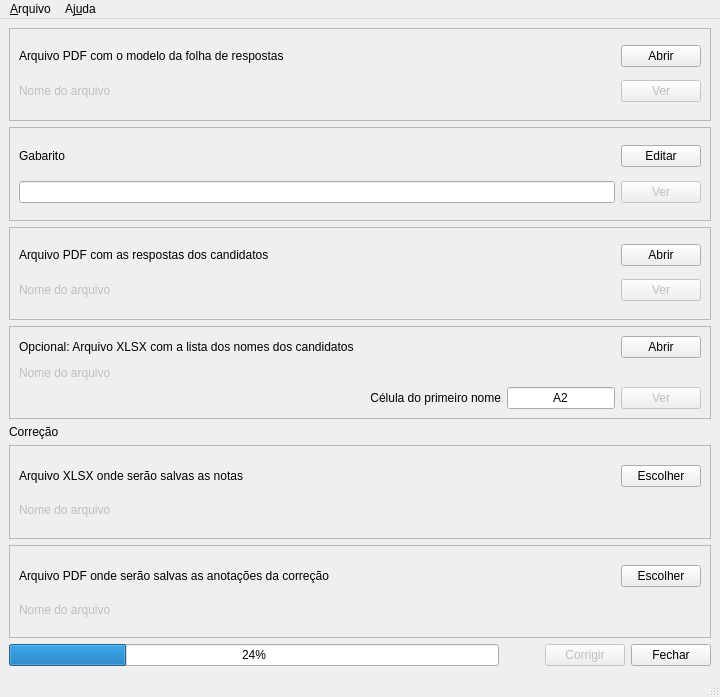
Qt form corretor/ui/form_main_window.ui (luis-dafonseca/CorretorENA) before a commit.
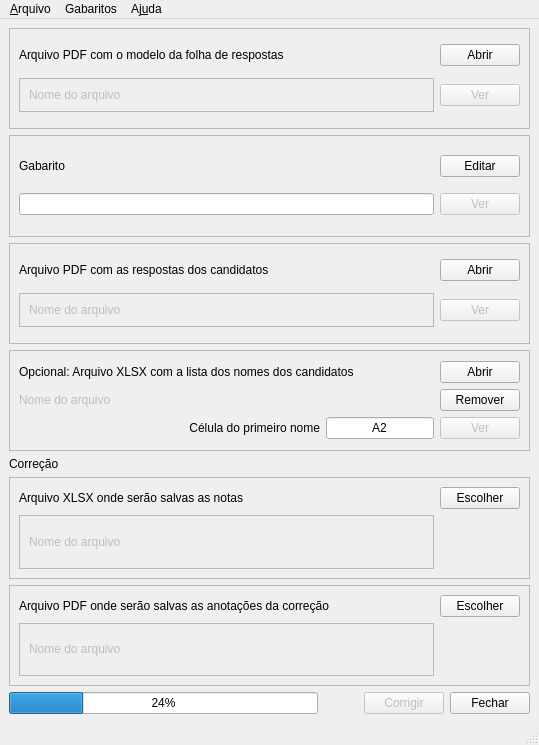
The same form after that commit.

Commit message: Agrupando os parâmetros globais no módulo ena_param. Criando o menu com os gabaritos dos ENAs anteriores. Padronizando o uso das aspas.

What changed in the file:
```diff
--- a/corretor/ui/form_main_window.ui
+++ b/corretor/ui/form_main_window.ui
@@ -6,8 +6,8 @@
    <rect>
     <x>0</x>
     <y>0</y>
-    <width>720</width>
-    <height>697</height>
+    <width>539</width>
+    <height>745</height>
    </rect>
   </property>
   <property name="sizePolicy">
@@ -104,12 +104,27 @@
        </item>
        <item row="0" column="0">
         <widget class="QLabel" name="labelOutputGrades">
+         <property name="sizePolicy">
+          <sizepolicy hsizetype="Preferred" vsizetype="Preferred">
+           <horstretch>4</horstretch>
+           <verstretch>0</verstretch>
+          </sizepolicy>
+         </property>
          <property name="text">
           <string>Arquivo XLSX onde serão salvas as notas</string>
          </property>
         </widget>
        </item>
        <item row="1" column="0">
+        <widget class="QFrame" name="frame_3">
+         <property name="frameShape">
+          <enum>QFrame::StyledPanel</enum>
+         </property>
+         <property name="frameShadow">
+          <enum>QFrame::Raised</enum>
+         </property>
+         <layout class="QGridLayout" name="gridLayout_8">
+          <item row="0" column="0">
         <widget class="QLabel" name="labelOutputGradesFileName">
          <property name="enabled">
           <bool>false</bool>
@@ -128,6 +143,9 @@
       </layout>
      </widget>
     </item>
+      </layout>
+     </widget>
+    </item>
     <item row="3" column="0">
      <widget class="QFrame" name="frameNames">
       <property name="frameShape">
@@ -243,6 +261,13 @@
            </item>
           </layout>
          </item>
+         <item row="2" column="1">
+          <widget class="QPushButton" name="pushButtonNamesRemove">
+           <property name="text">
+            <string>Remover</string>
+           </property>
+          </widget>
+         </item>
         </layout>
        </item>
       </layout>
@@ -286,22 +311,6 @@
          </property>
         </widget>
        </item>
-       <item row="1" column="0">
-        <widget class="QLabel" name="labelOutputAnnotationsFileName">
-         <property name="enabled">
-          <bool>false</bool>
-         </property>
-         <property name="sizePolicy">
-          <sizepolicy hsizetype="Preferred" vsizetype="Fixed">
-           <horstretch>0</horstretch>
-           <verstretch>0</verstretch>
-          </sizepolicy>
-         </property>
-         <property name="text">
-          <string>Nome do arquivo</string>
-         </property>
-        </widget>
-       </item>
        <item row="0" column="0">
         <widget class="QLabel" name="labelOutputAnnotations">
          <property name="sizePolicy">
@@ -315,6 +324,34 @@
          </property>
         </widget>
        </item>
+       <item row="1" column="0">
+        <widget class="QFrame" name="frame_4">
+         <property name="frameShape">
+          <enum>QFrame::StyledPanel</enum>
+         </property>
+         <property name="frameShadow">
+          <enum>QFrame::Raised</enum>
+         </property>
+         <layout class="QGridLayout" name="gridLayout_10">
+          <item row="0" column="0">
+           <widget class="QLabel" name="labelOutputAnnotationsFileName">
+            <property name="enabled">
+             <bool>false</bool>
+            </property>
+            <property name="sizePolicy">
+             <sizepolicy hsizetype="Preferred" vsizetype="Fixed">
+              <horstretch>0</horstretch>
+              <verstretch>0</verstretch>
+             </sizepolicy>
+            </property>
+            <property name="text">
+             <string>Nome do arquivo</string>
+            </property>
+           </widget>
+          </item>
+         </layout>
+        </widget>
+       </item>
       </layout>
      </widget>
     </item>
@@ -327,22 +364,6 @@
        <enum>QFrame::Raised</enum>
       </property>
       <layout class="QGridLayout" name="gridLayout_12">
-       <item row="1" column="1">
-        <widget class="QPushButton" name="pushButtonModelShow">
-         <property name="enabled">
-          <bool>false</bool>
-         </property>
-         <property name="toolTip">
-          <string>Exibe o modelo da folha de respostas com as marcações para a correção</string>
-         </property>
-         <property name="statusTip">
-          <string>Exibe o modelo da folha de respostas com as marcações para a correção</string>
-         </property>
-         <property name="text">
-          <string>Ver</string>
-         </property>
-        </widget>
-       </item>
        <item row="0" column="0">
         <widget class="QLabel" name="labelModel">
          <property name="sizePolicy">
@@ -357,6 +378,15 @@
         </widget>
        </item>
        <item row="1" column="0">
+        <widget class="QFrame" name="frame">
+         <property name="frameShape">
+          <enum>QFrame::StyledPanel</enum>
+         </property>
+         <property name="frameShadow">
+          <enum>QFrame::Raised</enum>
+         </property>
+         <layout class="QGridLayout" name="gridLayout_6">
+          <item row="0" column="0">
         <widget class="QLabel" name="labelModelFileName">
          <property name="enabled">
           <bool>false</bool>
@@ -364,6 +394,12 @@
          <property name="text">
           <string>Nome do arquivo</string>
          </property>
+            <property name="wordWrap">
+             <bool>false</bool>
+            </property>
+           </widget>
+          </item>
+         </layout>
         </widget>
        </item>
        <item row="0" column="1">
@@ -379,6 +415,22 @@
          </property>
         </widget>
        </item>
+       <item row="1" column="1">
+        <widget class="QPushButton" name="pushButtonModelShow">
+         <property name="enabled">
+          <bool>false</bool>
+         </property>
+         <property name="toolTip">
+          <string>Exibe o modelo da folha de respostas com as marcações para a correção</string>
+         </property>
+         <property name="statusTip">
+          <string>Exibe o modelo da folha de respostas com as marcações para a correção</string>
+         </property>
+         <property name="text">
+          <string>Ver</string>
+         </property>
+        </widget>
+       </item>
       </layout>
      </widget>
     </item>
@@ -455,33 +507,16 @@
        <enum>QFrame::Raised</enum>
       </property>
       <layout class="QGridLayout" name="gridLayout_14">
-       <item row="0" column="0">
-        <widget class="QLabel" name="labelAnswers">
-         <property name="sizePolicy">
-          <sizepolicy hsizetype="Preferred" vsizetype="Preferred">
-           <horstretch>4</horstretch>
-           <verstretch>0</verstretch>
-          </sizepolicy>
-         </property>
-         <property name="text">
-          <string>Arquivo PDF com as respostas dos candidatos</string>
-         </property>
-        </widget>
-       </item>
-       <item row="0" column="1">
-        <widget class="QPushButton" name="pushButtonAnswersOpen">
-         <property name="toolTip">
-          <string>Seleciona arquivo PDF com as respostas dos candidatos</string>
-         </property>
-         <property name="statusTip">
-          <string>Seleciona arquivo PDF com as respostas dos candidatos</string>
-         </property>
-         <property name="text">
-          <string>Abrir</string>
-         </property>
-        </widget>
-       </item>
        <item row="1" column="0">
+        <widget class="QFrame" name="frame_2">
+         <property name="frameShape">
+          <enum>QFrame::StyledPanel</enum>
+         </property>
+         <property name="frameShadow">
+          <enum>QFrame::Raised</enum>
+         </property>
+         <layout class="QGridLayout" name="gridLayout_7">
+          <item row="0" column="0">
         <widget class="QLabel" name="labelAnswersFileName">
          <property name="enabled">
           <bool>false</bool>
@@ -491,6 +526,9 @@
          </property>
         </widget>
        </item>
+         </layout>
+        </widget>
+       </item>
        <item row="1" column="1">
         <widget class="QPushButton" name="pushButtonAnswersShow">
          <property name="enabled">
@@ -507,6 +545,32 @@
          </property>
         </widget>
        </item>
+       <item row="0" column="1">
+        <widget class="QPushButton" name="pushButtonAnswersOpen">
+         <property name="toolTip">
+          <string>Seleciona arquivo PDF com as respostas dos candidatos</string>
+         </property>
+         <property name="statusTip">
+          <string>Seleciona arquivo PDF com as respostas dos candidatos</string>
+         </property>
+         <property name="text">
+          <string>Abrir</string>
+         </property>
+        </widget>
+       </item>
+       <item row="0" column="0">
+        <widget class="QLabel" name="labelAnswers">
+         <property name="sizePolicy">
+          <sizepolicy hsizetype="Preferred" vsizetype="Preferred">
+           <horstretch>4</horstretch>
+           <verstretch>0</verstretch>
+          </sizepolicy>
+         </property>
+         <property name="text">
+          <string>Arquivo PDF com as respostas dos candidatos</string>
+         </property>
+        </widget>
+       </item>
       </layout>
      </widget>
     </item>
@@ -517,7 +581,7 @@
     <rect>
      <x>0</x>
      <y>0</y>
-     <width>720</width>
+     <width>539</width>
      <height>30</height>
     </rect>
    </property>
@@ -536,7 +600,13 @@
     <addaction name="action_About"/>
     <addaction name="action_Help"/>
    </widget>
+   <widget class="QMenu" name="menuKeys">
+    <property name="title">
+     <string>Gabaritos</string>
+    </property>
+   </widget>
    <addaction name="menuArquivo"/>
+   <addaction name="menuKeys"/>
    <addaction name="menuAjuda"/>
   </widget>
   <widget class="QStatusBar" name="statusbar"/>
@@ -587,6 +657,16 @@
     <string>Exibe informações sobre o programa</string>
    </property>
   </action>
+  <action name="action">
+   <property name="text">
+    <string>ENA 2022</string>
+   </property>
+  </action>
+  <action name="action_KeysENA2023">
+   <property name="text">
+    <string>ENA 2023</string>
+   </property>
+  </action>
  </widget>
  <resources/>
  <connections/>
```
Lines whose indentation alone changed are shown as unchanged. The commit also changes 15 other files.
